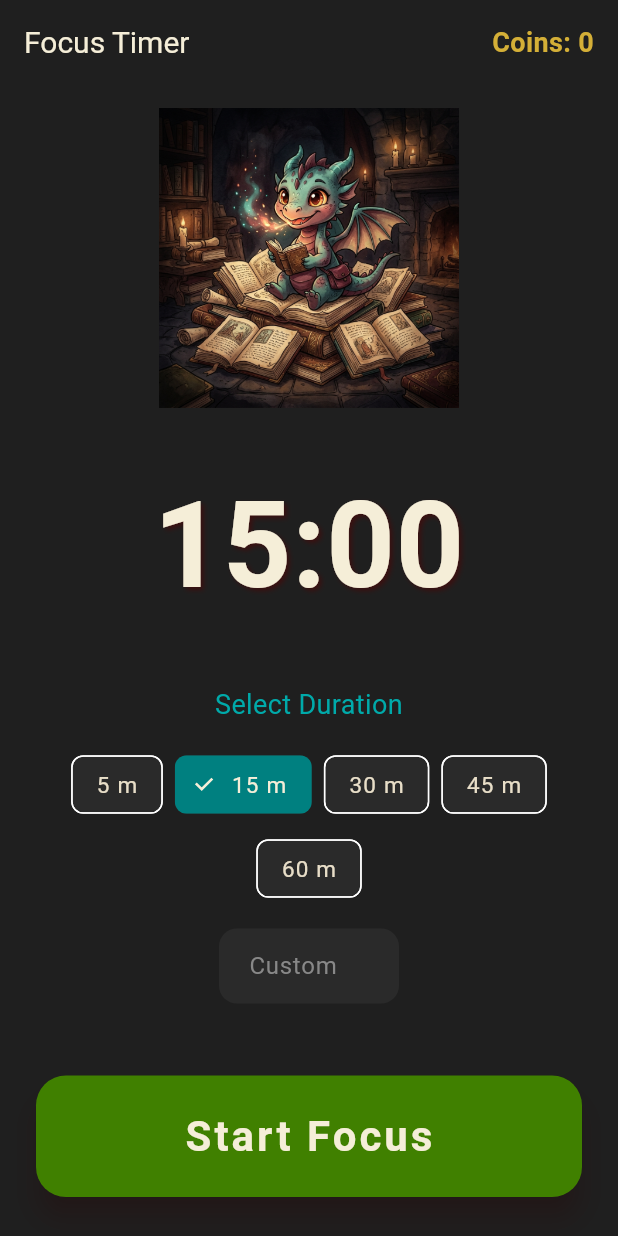
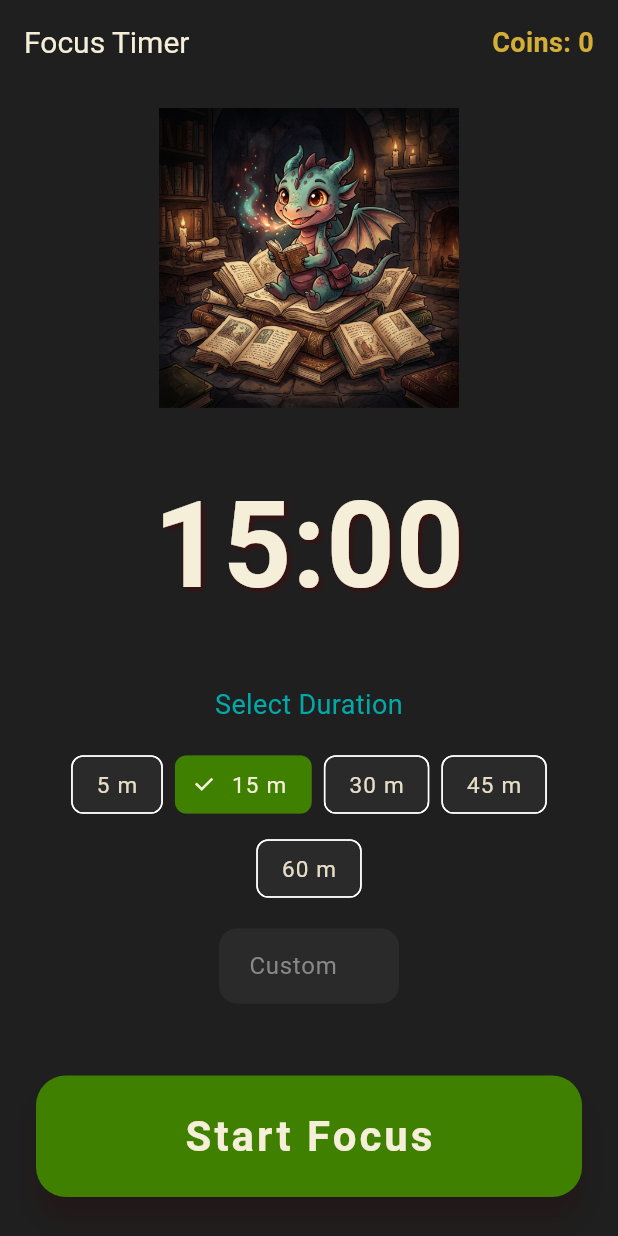
Before and after one commit to james-t-larson/book-dragon-client, a Flutter app: the HomeScreen screen opened directly with empty values, on a phone screen of 412 x 824 dp. Run offline on Flutter 3.47's test engine with Material 3 defaults, Android fonts, the light colour scheme and no system bars; our stand-ins replace google_fonts, shared_preferences; accounts and stored records are empty; network calls fail; Roboto replaces fonts that are missing (Rosarivo).

Commit message:
feat: apply dynamic dragon color theme to home screen
  * Add `copyWith` method to `User` model
  * Update user state with selected dragon properties before routing
  * Theme home screen timer, chips, and buttons using dragon color

```diff
--- a/lib/models/user.dart
+++ b/lib/models/user.dart
@@ -18,6 +18,28 @@ class User {
     this.dragonName,
     this.dragonColor,
   });
+
+  User copyWith({
+    int? id,
+    String? username,
+    String? email,
+    DateTime? createdAt,
+    int? coins,
+    int? dragonId,
+    String? dragonName,
+    String? dragonColor,
+  }) {
+    return User(
+      id: id ?? this.id,
+      username: username ?? this.username,
+      email: email ?? this.email,
+      createdAt: createdAt ?? this.createdAt,
+      coins: coins ?? this.coins,
+      dragonId: dragonId ?? this.dragonId,
+      dragonName: dragonName ?? this.dragonName,
+      dragonColor: dragonColor ?? this.dragonColor,
+    );
+  }
 
   factory User.fromJson(Map<String, dynamic> json) {
     return User(
--- a/lib/screens/dragon_selection_screen.dart
+++ b/lib/screens/dragon_selection_screen.dart
@@ -69,10 +69,14 @@ class _DragonSelectionScreenState extends State<DragonSelectionScreen> {
       if (!mounted) return;
 
       if (response.statusCode == 201) {
+        final updatedUser = widget.user.copyWith(
+          dragonColor: dragon.colorName,
+          dragonName: dragon.name,
+        );
         Navigator.pushAndRemoveUntil(
           context,
           MaterialPageRoute(
-            builder: (_) => HomeScreen(user: widget.user, token: widget.token),
+            builder: (_) => HomeScreen(user: updatedUser, token: widget.token),
           ),
           (_) => false,
         );
--- a/lib/screens/home_screen.dart
+++ b/lib/screens/home_screen.dart
@@ -166,6 +166,28 @@ class _HomeScreenState extends State<HomeScreen> with WidgetsBindingObserver {
     return 'assets/images/dragon_mascot.png';
   }
 
+  Color get _dragonThemeColor {
+    final color = widget.user.dragonColor?.toLowerCase();
+    switch (color) {
+      case 'red':
+        return const Color(0xFFCC3333);
+      case 'blue':
+        return const Color(0xFF3388CC);
+      case 'green':
+        return const Color(0xFF408000);
+      case 'gold':
+        return const Color(0xFFD4AF37);
+      case 'pink':
+        return const Color(0xFFCC6699);
+      case 'purple':
+        return const Color(0xFF8844AA);
+      case 'teal':
+        return const Color(0xFF008080);
+      default:
+        return AppColors.tertiary; // fallback green
+    }
+  }
+
   String _formatTime(int seconds) {
     final m = (seconds ~/ 60).toString().padLeft(2, '0');
     final s = (seconds % 60).toString().padLeft(2, '0');
@@ -231,7 +253,7 @@ class _HomeScreenState extends State<HomeScreen> with WidgetsBindingObserver {
                       fontSize: 80,
                       fontWeight: FontWeight.bold,
                       color: _isRunning
-                          ? AppColors.tertiaryLight
+                          ? _dragonThemeColor
                           : AppColors.onBackground,
                       shadows: [
                         Shadow(
@@ -269,7 +291,7 @@ class _HomeScreenState extends State<HomeScreen> with WidgetsBindingObserver {
                               style: GoogleFonts.rosarivo(),
                             ),
                             selected: _selectedMinutes == mins,
-                            selectedColor: AppColors.secondary,
+                            selectedColor: _dragonThemeColor,
                             backgroundColor: AppColors.surface,
                             labelStyle: TextStyle(
                               color: _selectedMinutes == mins
@@ -351,7 +373,7 @@ class _HomeScreenState extends State<HomeScreen> with WidgetsBindingObserver {
                   style: ElevatedButton.styleFrom(
                     backgroundColor: _isRunning
                         ? AppColors.primary
-                        : AppColors.tertiary,
+                        : _dragonThemeColor,
                     padding: const EdgeInsets.symmetric(vertical: 24),
                     shape: RoundedRectangleBorder(
                       borderRadius: BorderRadius.circular(20),
```
